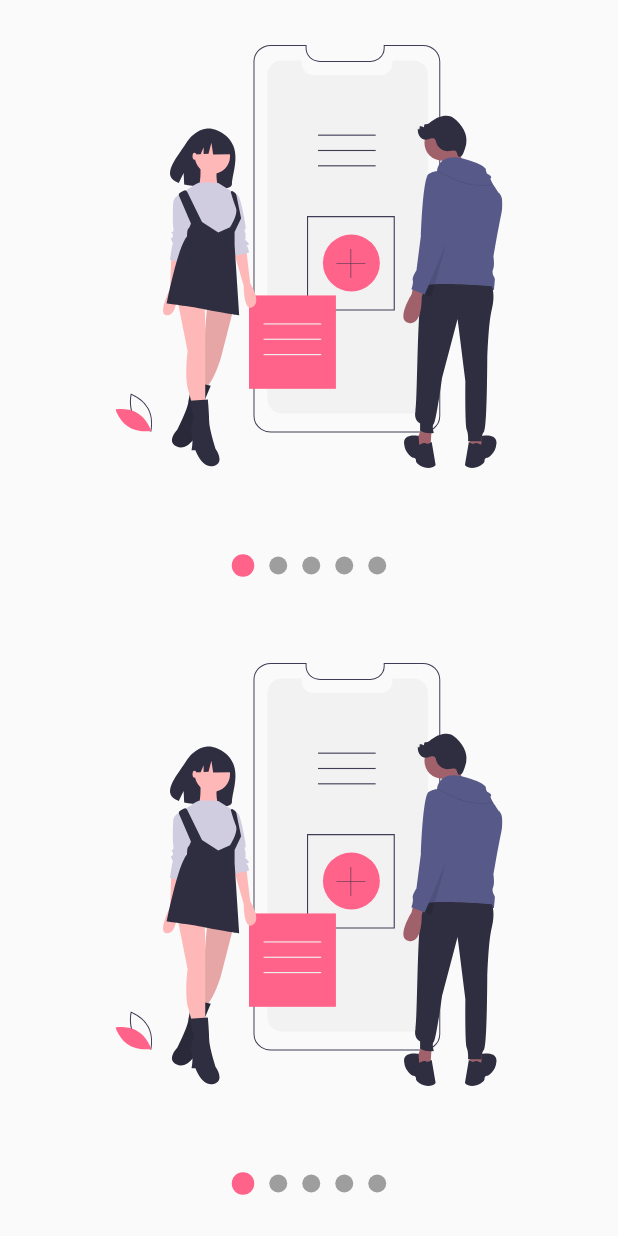
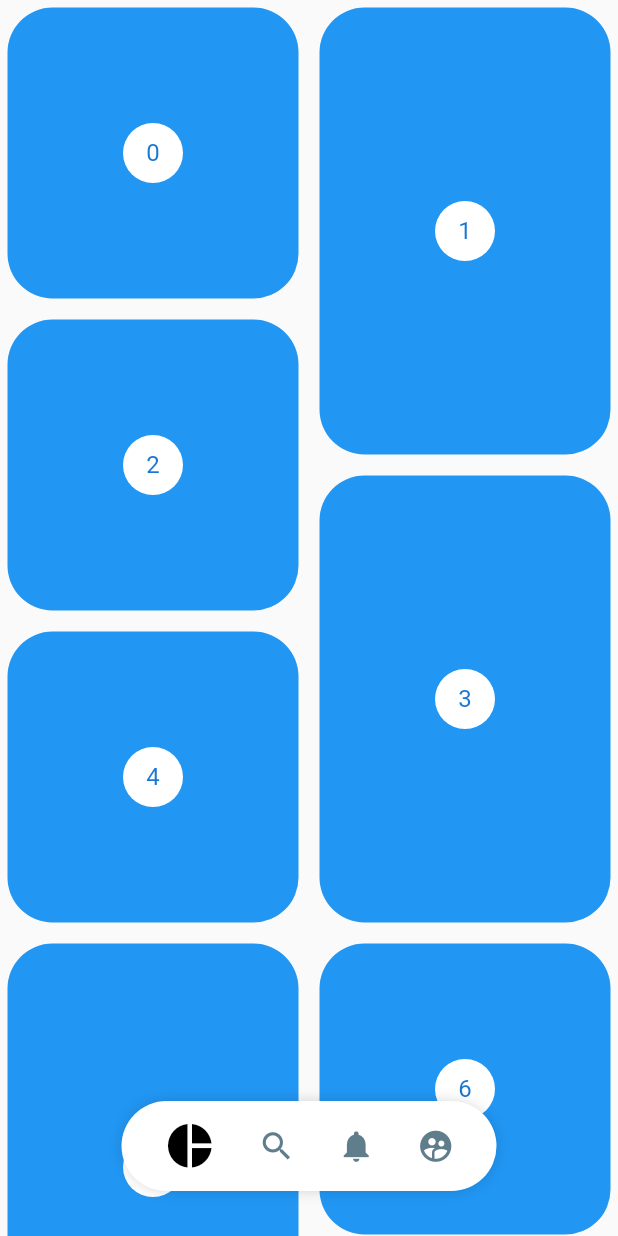
Before and after one commit to tinnit1/flutter-ui, a Flutter app: the screen it shows after launch, on a phone screen of 412 x 824 dp. Run offline on Flutter 3.47's test engine with Material 2 defaults, Android fonts, the phone set to English and light mode, and no system bars; our stand-ins replace flutter_svg.

Commit message:
pinterest menu

```diff
--- a/lib/main.dart
+++ b/lib/main.dart
@@ -1,6 +1,7 @@
 import 'package:diseniosapp/src/labs/circular_progress_page.dart';
 import 'package:diseniosapp/src/labs/slidesshow_page.dart';
 import 'package:diseniosapp/src/pages/graficas_circulares_page.dart';
+import 'package:diseniosapp/src/pages/pinterest_page.dart';
 import 'package:diseniosapp/src/pages/slideshowPage_page.dart';
 import 'package:diseniosapp/src/retos/cuadrado_animado.dart';
 import 'package:flutter/material.dart';
@@ -14,7 +15,7 @@ class MyApp extends StatelessWidget {
     return MaterialApp(
       debugShowCheckedModeBanner: false,
       title: 'Diseños App',
-      home: SlideshowPage(),
+      home: PinterestPage(),
     );
   }
 }
--- /dev/null
+++ b/lib/src/pages/pinterest_page.dart
@@ -0,0 +1,141 @@
+import 'package:diseniosapp/src/widgets/pinterest_menu.dart';
+import 'package:flutter/material.dart';
+import 'package:flutter_staggered_grid_view/flutter_staggered_grid_view.dart';
+import 'package:provider/provider.dart';
+
+class PinterestPage extends StatelessWidget {
+  @override
+  Widget build(BuildContext context) {
+    return ChangeNotifierProvider(
+      create: (_) => new _MenuModel(),
+      child: Scaffold(
+        // body: PinterestGrid(),
+        // body: PinterestMenu(),
+        body: Stack(
+          children: <Widget>[
+            PinterestGrid(),
+            _PinterestMenuLocation(),
+          ],
+        ),
+      ),
+    );
+  }
+}
+
+class _PinterestMenuLocation extends StatelessWidget {
+  @override
+  Widget build(BuildContext context) {
+    final widthScreen = MediaQuery.of(context).size.width;
+    final show = Provider.of<_MenuModel>(context).show;
+
+    return Positioned(
+        bottom: 30,
+        child: Container(
+          width: widthScreen,
+          child: Align(
+            child: PinterestMenu(
+              items: [
+                PinterestButton(
+                    icon: Icons.pie_chart,
+                    onPressed: () {
+                      print('Icon pie_chart');
+                    }),
+                PinterestButton(
+                    icon: Icons.search,
+                    onPressed: () {
+                      print('Icon search');
+                    }),
+                PinterestButton(
+                    icon: Icons.notifications,
+                    onPressed: () {
+                      print('Icon notifications');
+                    }),
+                PinterestButton(
+                    icon: Icons.supervised_user_circle,
+                    onPressed: () {
+                      print('Icon supervised_user_circle');
+                    }),
+              ],
+              show: show,
+              // backgroundcolor: Colors.red,
+              // activeColor: Colors.red,
+              // inactiveColor: Colors.blue,
+            ),
+          ),
+        ));
+  }
+}
+
+class PinterestGrid extends StatefulWidget {
+  @override
+  _PinterestGridState createState() => _PinterestGridState();
+}
+
+class _PinterestGridState extends State<PinterestGrid> {
+  final List<int> items = List.generate(200, (i) => i);
+  ScrollController controller = new ScrollController();
+  double scrollLast = 0;
+  @override
+  void initState() {
+    controller.addListener(() {
+      if (controller.offset > scrollLast && controller.offset > 150) {
+        Provider.of<_MenuModel>(context, listen: false).show = false;
+      } else {
+        Provider.of<_MenuModel>(context, listen: false).show = true;
+      }
+      scrollLast = controller.offset;
+    });
+    super.initState();
+  }
+
+  @override
+  void dispose() {
+    controller.dispose();
+    super.dispose();
+  }
+
+  @override
+  Widget build(BuildContext context) {
+    return new StaggeredGridView.countBuilder(
+      controller: controller,
+      crossAxisCount: 4,
+      itemCount: items.length,
+      itemBuilder: (BuildContext context, int index) => _PinterestItem(index),
+      staggeredTileBuilder: (int index) =>
+          new StaggeredTile.count(2, index.isEven ? 2 : 3),
+      mainAxisSpacing: 4.0,
+      crossAxisSpacing: 4.0,
+    );
+  }
+}
+
+class _PinterestItem extends StatelessWidget {
+  final int index;
+  const _PinterestItem(this.index);
+
+  @override
+  Widget build(BuildContext context) {
+    return new Container(
+        margin: EdgeInsets.all(5),
+        decoration: BoxDecoration(
+            color: Colors.blue,
+            borderRadius: BorderRadius.all(Radius.circular(30))),
+        child: new Center(
+          child: new CircleAvatar(
+            backgroundColor: Colors.white,
+            child: new Text('$index'),
+          ),
+        ));
+  }
+}
+
+class _MenuModel with ChangeNotifier {
+  bool _show = true;
+
+  bool get show => this._show;
+
+  set show(bool valor) {
+    this._show = valor;
+    notifyListeners();
+  }
+}
--- /dev/null
+++ b/lib/src/widgets/pinterest_menu.dart
@@ -0,0 +1,145 @@
+import 'package:flutter/material.dart';
+import 'package:provider/provider.dart';
+
+class PinterestButton {
+  final Function onPressed;
+  final IconData icon;
+
+  PinterestButton({@required this.onPressed, @required this.icon});
+}
+
+class PinterestMenu extends StatelessWidget {
+  final bool show;
+  final Color backgroundcolor;
+  final Color activeColor;
+  final Color inactiveColor;
+  final List<PinterestButton> items;
+  PinterestMenu(
+      {
+      @required this.items,
+      this.show = true,
+      this.backgroundcolor = Colors.white,
+      this.activeColor = Colors.black,
+      this.inactiveColor = Colors.blueGrey});
+
+  // final List<PinterestButton> items = [
+  //   PinterestButton(
+  //       icon: Icons.pie_chart,
+  //       onPressed: () {
+  //         print('Icon pie_chart');
+  //       }),
+  //   PinterestButton(
+  //       icon: Icons.search,
+  //       onPressed: () {
+  //         print('Icon search');
+  //       }),
+  //   PinterestButton(
+  //       icon: Icons.notifications,
+  //       onPressed: () {
+  //         print('Icon notifications');
+  //       }),
+  //   PinterestButton(
+  //       icon: Icons.supervised_user_circle,
+  //       onPressed: () {
+  //         print('Icon supervised_user_circle');
+  //       }),
+  // ];
+
+  @override
+  Widget build(BuildContext context) {
+    return ChangeNotifierProvider(
+        create: (_) => new _MenuModel(),
+        child: AnimatedOpacity(
+          duration: Duration(milliseconds: 250),
+          opacity: (show) ? 1 : 0,
+          child: Builder(
+            builder: (BuildContext context) {
+              Provider.of<_MenuModel>(context).backgroundcolor = this.backgroundcolor;
+              Provider.of<_MenuModel>(context).activeColor = this.activeColor;
+              Provider.of<_MenuModel>(context).inactiveColor = this.inactiveColor;
+              return _PinterestMenuBackground(
+                child: _MenuItems(items),
+              );
+            },
+          ),
+        ));
+  }
+}
+
+class _PinterestMenuBackground extends StatelessWidget {
+  final Widget child;
+  const _PinterestMenuBackground({@required this.child});
+
+  @override
+  Widget build(BuildContext context) {
+    Color backgroundcolor = Provider.of<_MenuModel>(context).backgroundcolor;
+    return Container(
+      child: child,
+      width: 250,
+      height: 60,
+      decoration: BoxDecoration(
+          color: backgroundcolor,
+          borderRadius: BorderRadius.all(Radius.circular(100)),
+          boxShadow: <BoxShadow>[
+            BoxShadow(color: Colors.black38, blurRadius: 10, spreadRadius: -5)
+          ]),
+    );
+  }
+}
+
+class _MenuItems extends StatelessWidget {
+  final List<PinterestButton> menuItems;
+
+  const _MenuItems(this.menuItems);
+
+  @override
+  Widget build(BuildContext context) {
+    return Row(
+        mainAxisAlignment: MainAxisAlignment.spaceEvenly,
+        children: List.generate(
+            menuItems.length, (i) => _PinterestMenuButton(i, menuItems[i])));
+  }
+}
+
+class _PinterestMenuButton extends StatelessWidget {
+  final int index;
+  final PinterestButton item;
+
+  const _PinterestMenuButton(this.index, this.item);
+
+  @override
+  Widget build(BuildContext context) {
+    final propierties = Provider.of<_MenuModel>(context);
+
+    return GestureDetector(
+      onTap: () {
+        Provider.of<_MenuModel>(context, listen: false).itemSelected = index;
+        item.onPressed();
+      },
+      behavior: HitTestBehavior.translucent,
+      child: Container(
+        child: Icon(
+          item.icon,
+          size: (propierties.itemSelected == index) ? 35 : 25,
+          color: (propierties.itemSelected == index)
+              ? propierties.activeColor
+              : propierties.inactiveColor,
+        ),
+      ),
+    );
+  }
+}
+
+class _MenuModel with ChangeNotifier {
+  int _itemSelected = 0;
+  Color backgroundcolor = Colors.white;
+  Color activeColor = Colors.black;
+  Color inactiveColor = Colors.blueGrey;
+
+  int get itemSelected => this._itemSelected;
+
+  set itemSelected(int index) {
+    this._itemSelected = index;
+    notifyListeners();
+  }
+}
--- a/pubspec.yaml
+++ b/pubspec.yaml
@@ -25,6 +25,7 @@ dependencies:
   cupertino_icons: ^0.1.2
   flutter_svg: ^0.17.4
   provider: ^4.0.5+1
+  flutter_staggered_grid_view: ^0.3.0
 
 dev_dependencies:
   flutter_test:
```
Also changed, not shown: pubspec.lock.
